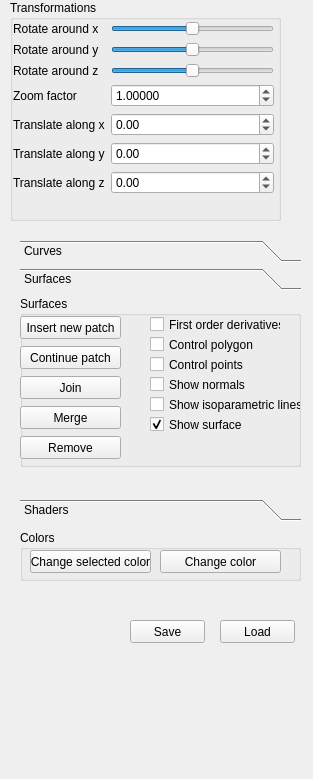
Old version of the form QtFramework/GUI/SideWidget.ui in the repository Lasoloz/cagd-assignments.
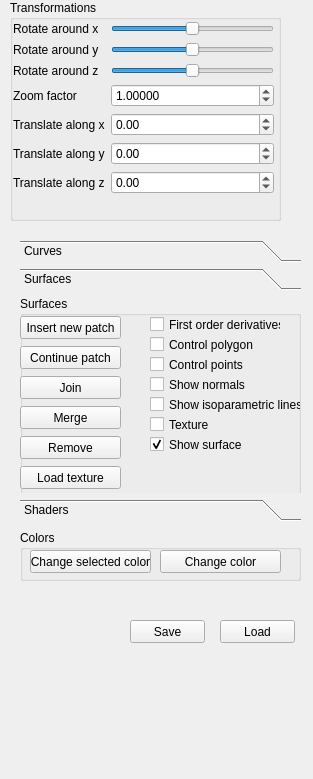
New version of the form.

Commit message: [project] Adding texture coordinates

```diff
--- a/QtFramework/GUI/SideWidget.ui
+++ b/QtFramework/GUI/SideWidget.ui
@@ -415,7 +415,7 @@
        <x>0</x>
        <y>0</y>
        <width>281</width>
-       <height>171</height>
+       <height>201</height>
       </rect>
      </property>
      <property name="title">
@@ -548,7 +548,7 @@
       <property name="geometry">
        <rect>
         <x>130</x>
-        <y>120</y>
+        <y>140</y>
         <width>131</width>
         <height>17</height>
        </rect>
@@ -576,6 +576,32 @@
        <bool>false</bool>
       </property>
      </widget>
+     <widget class="QCheckBox" name="enableTexture">
+      <property name="geometry">
+       <rect>
+        <x>130</x>
+        <y>120</y>
+        <width>70</width>
+        <height>17</height>
+       </rect>
+      </property>
+      <property name="text">
+       <string>Texture</string>
+      </property>
+     </widget>
+     <widget class="QPushButton" name="loadTextureButton">
+      <property name="geometry">
+       <rect>
+        <x>0</x>
+        <y>170</y>
+        <width>101</width>
+        <height>23</height>
+       </rect>
+      </property>
+      <property name="text">
+       <string>Load texture</string>
+      </property>
+     </widget>
     </widget>
    </widget>
    <widget class="QWidget" name="shadersPage">
```
The commit also changes 7 other files.
